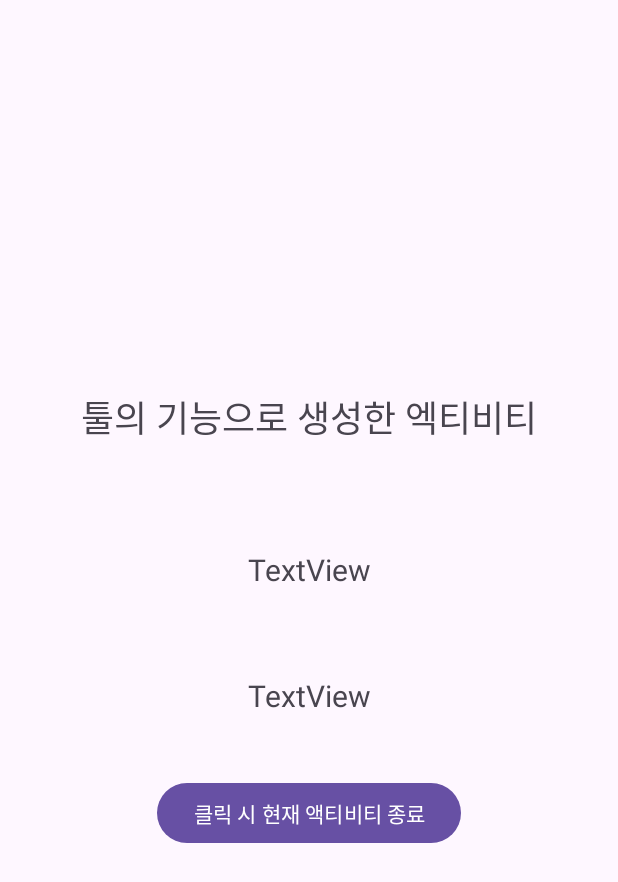
After one commit to lecture-bisper/fullstack501_kotlin_android, an Android app: the IntentTest1Activity screen opened directly, with no data from a screen before it, on a phone screen of 412 x 824 dp. The commit adds this screen. Shown: the top 882 px of the screen. Run offline under Robolectric (Android 15) with nearby library versions, the phone set to English and light mode, and no system bars.

Commit message:
01/08 메인과 서브 엑티비티끼리 데이터 주고 받기

```diff
--- a/app0108/app/src/main/AndroidManifest.xml
+++ b/app0108/app/src/main/AndroidManifest.xml
@@ -12,6 +12,12 @@
     android:supportsRtl="true"
     android:theme="@style/Theme.App0108"
     tools:targetApi="31">
+    <activity
+      android:name=".IntentTest2Activity"
+      android:exported="false" />
+    <activity
+      android:name=".IntentTest1Activity"
+      android:exported="false" />
     <activity
       android:name=".ViewPagerActivity"
       android:exported="false" />
--- /dev/null
+++ b/app0108/app/src/main/java/com/bitc/app0108/IntentTest1Activity.kt
@@ -0,0 +1,23 @@
+package com.bitc.app0108
+
+import androidx.appcompat.app.AppCompatActivity
+import android.os.Bundle
+import android.widget.Toast
+import com.bitc.app0108.databinding.ActivityIntentTest1Binding
+
+class IntentTest1Activity : AppCompatActivity() {
+  override fun onCreate(savedInstanceState: Bundle?) {
+    super.onCreate(savedInstanceState)
+    val binding = ActivityIntentTest1Binding.inflate(layoutInflater)
+    setContentView(binding.root)
+
+    var value1 = intent.getStringExtra("param1")
+    var value2 = intent.getIntExtra("param2", 0)
+
+    Toast.makeText(this, "첫번째 데이터 : $value1, 두번째 데이터 : $value2", Toast.LENGTH_LONG).show()
+
+    binding.btnIntentTest1Exit.setOnClickListener {
+      finish()
+    }
+  }
+}
--- /dev/null
+++ b/app0108/app/src/main/res/layout/activity_intent_test1.xml
@@ -0,0 +1,56 @@
+<?xml version="1.0" encoding="utf-8"?>
+<androidx.constraintlayout.widget.ConstraintLayout xmlns:android="http://schemas.android.com/apk/res/android"
+  xmlns:app="http://schemas.android.com/apk/res-auto"
+  xmlns:tools="http://schemas.android.com/tools"
+  android:layout_width="match_parent"
+  android:layout_height="match_parent"
+  tools:context=".IntentTest1Activity">
+
+  <TextView
+    android:id="@+id/textView"
+    android:layout_width="wrap_content"
+    android:layout_height="wrap_content"
+    android:text="툴의 기능으로 생성한 엑티비티"
+    android:textSize="24sp"
+    app:layout_constraintBottom_toBottomOf="parent"
+    app:layout_constraintEnd_toEndOf="parent"
+    app:layout_constraintStart_toStartOf="parent"
+    app:layout_constraintTop_toTopOf="parent"
+    app:layout_constraintVertical_bias="0.32999998" />
+
+  <TextView
+    android:id="@+id/textViewParam1"
+    android:layout_width="wrap_content"
+    android:layout_height="wrap_content"
+    android:text="TextView"
+    android:textSize="20sp"
+    app:layout_constraintBottom_toBottomOf="parent"
+    app:layout_constraintEnd_toEndOf="parent"
+    app:layout_constraintStart_toStartOf="parent"
+    app:layout_constraintTop_toBottomOf="@+id/textView"
+    app:layout_constraintVertical_bias="0.13999999" />
+
+  <TextView
+    android:id="@+id/textViewParam2"
+    android:layout_width="wrap_content"
+    android:layout_height="wrap_content"
+    android:text="TextView"
+    android:textSize="20sp"
+    app:layout_constraintBottom_toBottomOf="parent"
+    app:layout_constraintEnd_toEndOf="parent"
+    app:layout_constraintStart_toStartOf="parent"
+    app:layout_constraintTop_toBottomOf="@+id/textViewParam1"
+    app:layout_constraintVertical_bias="0.13999999" />
+
+  <Button
+    android:id="@+id/btnIntentTest1Exit"
+    android:layout_width="wrap_content"
+    android:layout_height="wrap_content"
+    android:layout_marginTop="35dp"
+    android:text="클릭 시 현재 액티비티 종료"
+    app:layout_constraintBottom_toBottomOf="parent"
+    app:layout_constraintEnd_toEndOf="parent"
+    app:layout_constraintStart_toStartOf="parent"
+    app:layout_constraintTop_toBottomOf="@+id/textViewParam2"
+    app:layout_constraintVertical_bias="0.01999998" />
+</androidx.constraintlayout.widget.ConstraintLayout>
--- a/app0108/app/src/main/res/values/strings.xml
+++ b/app0108/app/src/main/res/values/strings.xml
@@ -10,4 +10,6 @@
   <string name="one_fragment">첫번째 프래그먼트</string>
   <string name="two_fragment">두번째 프래그먼트</string>
   <string name="three_fragment">세번째 프래그먼트</string>
+  <string name="btnIntentTest1">툴로 자동 생성된 엑티비티</string>
+  <string name="btnIntentTest2">사용자가 직접 만든 엑티비티</string>
 </resources>
```
Also changed, not shown: app0108/app/src/main/java/com/bitc/app0108/IntentTest2Activity.kt (added, +33 -0 lines), app0108/app/src/main/java/com/bitc/app0108/MainActivity.kt (+37 -0 lines), app0108/app/src/main/java/com/bitc/app0108/ViewPager2Adapter.kt (+7 -3 lines), app0108/app/src/main/java/com/bitc/app0108/ViewPagerActivity.kt (+7 -3 lines), app0108/app/src/main/res/layout/activity_intent_test2.xml (added, +57 -0 lines), app0108/app/src/main/res/layout/activity_main.xml (+12 -0 lines).
